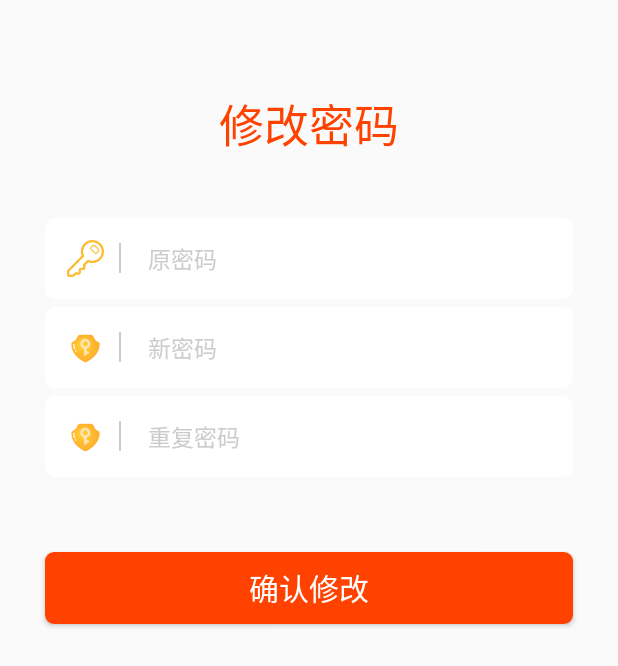
After one commit to SJ-Z/easywu_android, an Android app: the EditPwdActivity screen opened directly, with no data from a screen before it, on a phone screen of 412 x 824 dp. The commit adds this screen. Shown: the top 666 px of the screen. Run offline under Robolectric (Android 15) with nearby library versions, the phone set to English and light mode, and no system bars; libraries missing offline, so code that uses them is left out: org.litepal; Roboto replaces fonts that are not available here; 2 statements that could not run were skipped.

```diff
--- a/app/src/main/AndroidManifest.xml
+++ b/app/src/main/AndroidManifest.xml
@@ -25,7 +25,8 @@
         <activity android:name=".app.FindPwdActivity" />
         <activity android:name=".app.CheckVerifyCodeActivity" />
         <activity android:name=".app.ResetPwdActivity" />
-        <activity android:name=".user.activity.EditUserInfoActivity"></activity>
+        <activity android:name=".user.activity.EditUserInfoActivity" />
+        <activity android:name=".user.activity.EditPwdActivity"></activity>
     </application>
 
 </manifest>
--- /dev/null
+++ b/app/src/main/java/com/cose/easywu/user/activity/EditPwdActivity.java
@@ -0,0 +1,208 @@
+package com.cose.easywu.user.activity;
+
+import android.content.SharedPreferences;
+import android.graphics.Typeface;
+import android.os.Bundle;
+import android.preference.PreferenceManager;
+import android.text.TextUtils;
+import android.view.View;
+import android.widget.Button;
+import android.widget.EditText;
+import android.widget.ImageView;
+import android.widget.ProgressBar;
+import android.widget.TextView;
+import android.widget.Toast;
+
+import com.cose.easywu.R;
+import com.cose.easywu.base.BaseActivity;
+import com.cose.easywu.db.User;
+import com.cose.easywu.gson.msg.BaseMsg;
+import com.cose.easywu.utils.Constant;
+import com.cose.easywu.utils.EditTextClearTools;
+import com.cose.easywu.utils.HttpUtil;
+import com.cose.easywu.utils.Utility;
+import com.google.gson.Gson;
+
+import org.litepal.LitePal;
+
+import java.io.IOException;
+import java.net.URLDecoder;
+import java.util.regex.Matcher;
+import java.util.regex.Pattern;
+
+import okhttp3.Call;
+import okhttp3.Callback;
+import okhttp3.Response;
+
+public class EditPwdActivity extends BaseActivity {
+
+    private EditText mEtOldPwd, mEtNewPwd, mEtNewPwd2;
+    private ImageView mIvClearOldPwd, mIvClearNewPwd, mIvClearNewPwd2;
+    private TextView mTvTitle;
+    private Button mBtnCommit;
+    private ProgressBar mPb;
+
+    private String email;
+    private SharedPreferences.Editor editor;
+    private String newpwd;
+
+    @Override
+    protected void onCreate(Bundle savedInstanceState) {
+        super.onCreate(savedInstanceState);
+        setContentView(R.layout.activity_edit_pwd);
+
+        initView();
+        initData();
+        setListener();
+    }
+
+    private void initData() {
+        // 设置输入框的清除监听
+        EditTextClearTools.addClearListener(mEtOldPwd, mIvClearOldPwd);
+        EditTextClearTools.addClearListener(mEtNewPwd, mIvClearNewPwd);
+        EditTextClearTools.addClearListener(mEtNewPwd2, mIvClearNewPwd2);
+        // 设置title的字体
+        Typeface typeface = Typeface.createFromAsset(getAssets(),"hzgb.ttf");
+        mTvTitle.setTypeface(typeface);
+        // 获取email
+        email = LitePal.findFirst(User.class).getU_email();
+        // 初始化editor
+        editor = PreferenceManager.getDefaultSharedPreferences(this).edit();
+    }
+
+    private void initView() {
+        mEtOldPwd = findViewById(R.id.et_editPwd_oldpwd);
+        mEtNewPwd = findViewById(R.id.et_editPwd_newpwd);
+        mEtNewPwd2 = findViewById(R.id.et_editPwd_newpwd2);
+        mIvClearOldPwd = findViewById(R.id.iv_editPwd_oldpwd_clear);
+        mIvClearNewPwd = findViewById(R.id.iv_editPwd_newpwd_clear);
+        mIvClearNewPwd2 = findViewById(R.id.iv_editPwd_newpwd2_clear);
+        mTvTitle = findViewById(R.id.tv_editPwd_title);
+        mBtnCommit = findViewById(R.id.btn_editPwd_commit);
+        mPb = findViewById(R.id.pb_editPwd);
+    }
+
+    private void setListener() {
+        mBtnCommit.setOnClickListener(new View.OnClickListener() {
+            @Override
+            public void onClick(View v) {
+                editPwd();
+            }
+        });
+    }
+
+    // 修改密码逻辑处理
+    private void editPwd() {
+        String oldpwd = mEtOldPwd.getText().toString();
+        newpwd = mEtNewPwd.getText().toString();
+        String newpwd2 = mEtNewPwd2.getText().toString();
+
+        // 输入校验
+        boolean correct = checkPwd(oldpwd, newpwd, newpwd2);
+        if (!correct) {
+            return;
+        }
+        // 去服务器校验并修改密码
+        mPb.setVisibility(View.VISIBLE);
+        editPwdOnServer();
+    }
+
+    // 去服务器校验并修改密码
+    private void editPwdOnServer() {
+        com.cose.easywu.gson.User user = new com.cose.easywu.gson.User();
+        user.setU_email(LitePal.findFirst(User.class).getU_email());
+        user.setU_pwd(mEtNewPwd.getText().toString());
+        user.setU_oldpwd(mEtOldPwd.getText().toString());
+
+        String json = new Gson().toJson(user);
+        String address = Constant.EDITPWD_URL;
+
+        HttpUtil.sendPostRequest(address, json, new Callback() {
+            @Override
+            public void onFailure(Call call, IOException e) {
+                runOnUiThread(new Runnable() {
+                    @Override
+                    public void run() {
+                        mPb.setVisibility(View.GONE);
+                        Toast.makeText(EditPwdActivity.this, "修改失败",
+                                Toast.LENGTH_SHORT).show();
+                    }
+                });
+            }
+
+            @Override
+            public void onResponse(Call call, Response response) throws IOException {
+                if (null == response.body()) {
+                    return;
+                }
+
+                String responseText = URLDecoder.decode(response.body().string(), "utf-8");
+                final BaseMsg msg = Utility.handleBaseMsgResponse(responseText);
+                if (null == msg) {
+                    return;
+                }
+                if (msg.getCode().equals("0")) { // 修改密码失败
+                    runOnUiThread(new Runnable() {
+                        @Override
+                        public void run() {
+                            mPb.setVisibility(View.GONE);
+                            Toast.makeText(EditPwdActivity.this, msg.getMsg(),
+                                    Toast.LENGTH_SHORT).show();
+                        }
+                    });
+                } else if (msg.getCode().equals("1")) { // 修改密码成功
+                    // 页面更新
+                    runOnUiThread(new Runnable() {
+                        @Override
+                        public void run() {
+                            mPb.setVisibility(View.GONE);
+                            editor.putString("pwd", newpwd);
+                            editor.apply();
+                            Toast.makeText(EditPwdActivity.this, "修改密码成功", Toast.LENGTH_SHORT).show();
+                        }
+                    });
+                }
+            }
+        });
+    }
+
+    // 对密码做输入校验
+    private boolean checkPwd(String oldpwd, String newpwd, String newpwd2) {
+        if (TextUtils.isEmpty(oldpwd) || TextUtils.isEmpty(newpwd) || TextUtils.isEmpty(newpwd2)) {
+            Toast.makeText(this, "输入不能为空", Toast.LENGTH_SHORT).show();
+            return false;
+        }
+        if (!newpwd.equals(newpwd2)) {
+            Toast.makeText(this, "两次密码输入不一致", Toast.LENGTH_SHORT).show();
+            return false;
+        }
+
+        // 验证密码格式
+        // 验证原密码
+        Pattern pattern = Pattern.compile("^[a-zA-Z]+\\w*");
+        Matcher matcher = pattern.matcher(oldpwd);
+        if (!matcher.matches()) {
+            Toast.makeText(this, "原密码错误", Toast.LENGTH_SHORT).show();
+            return false;
+        }
+        // 验证密码长度
+        if (oldpwd.length() < 6 || oldpwd.length() > 15) {
+            Toast.makeText(this, "原密码错误", Toast.LENGTH_SHORT).show();
+            return false;
+        }
+
+        // 验证新密码
+        matcher = pattern.matcher(newpwd);
+        if (!matcher.matches()) {
+            Toast.makeText(this, "密码必须以字母开头，且只能包含数字、字母、下划线", Toast.LENGTH_SHORT).show();
+            return false;
+        }
+        // 验证密码长度
+        if (newpwd.length() < 6 || newpwd.length() > 15) {
+            Toast.makeText(this, "密码长度必须为6~15", Toast.LENGTH_SHORT).show();
+            return false;
+        }
+
+        return true;
+    }
+}
--- /dev/null
+++ b/app/src/main/res/layout/activity_edit_pwd.xml
@@ -0,0 +1,199 @@
+<?xml version="1.0" encoding="utf-8"?>
+<RelativeLayout xmlns:android="http://schemas.android.com/apk/res/android"
+    android:layout_width="match_parent"
+    android:layout_height="match_parent"
+    android:orientation="vertical">
+
+    <LinearLayout
+        android:layout_width="match_parent"
+        android:layout_height="match_parent"
+        android:orientation="vertical">
+
+        <TextView
+            android:id="@+id/tv_editPwd_title"
+            android:layout_width="wrap_content"
+            android:layout_height="wrap_content"
+            android:text="修改密码"
+            android:textSize="30sp"
+            android:textColor="@color/colorLoginButton"
+            android:layout_gravity="center"
+            android:layout_marginTop="60dp"/>
+
+        <LinearLayout
+            android:layout_width="match_parent"
+            android:layout_height="wrap_content"
+            android:orientation="horizontal"
+            android:background="@drawable/rectangle_edittext"
+            android:layout_marginTop="40dp"
+            android:layout_marginLeft="30dp"
+            android:layout_marginRight="30dp">
+
+            <ImageView
+                android:layout_width="wrap_content"
+                android:layout_height="wrap_content"
+                android:layout_gravity="center"
+                android:paddingBottom="10dp"
+                android:paddingLeft="10dp"
+                android:paddingTop="10dp"
+                android:src="@drawable/ic_key" />
+            <View
+                android:layout_width="1dp"
+                android:layout_height="20dp"
+                android:layout_gravity="center"
+                android:layout_marginLeft="10dp"
+                android:background="@color/colorCursor" />
+            <EditText
+                android:id="@+id/et_editPwd_oldpwd"
+                android:layout_width="0dp"
+                android:layout_height="30dp"
+                android:layout_weight="1"
+                android:layout_gravity="center"
+                android:layout_marginLeft="10dp"
+                android:background="@null"
+                android:maxLines="1"
+                android:ellipsize="end"
+                android:hint="  原密码"
+                android:textColorHint="@color/colorCursor"
+                android:textCursorDrawable="@drawable/color_cursor"
+                android:textSize="15sp"/>
+
+            <ImageView
+                android:id="@+id/iv_editPwd_oldpwd_clear"
+                android:layout_width="wrap_content"
+                android:layout_height="wrap_content"
+                android:layout_gravity="center"
+                android:layout_marginRight="20dp"
+                android:layout_marginLeft="20dp"
+                android:src="@drawable/ic_delete"
+                android:visibility="invisible" />
+
+        </LinearLayout>
+
+        <LinearLayout
+            android:layout_width="match_parent"
+            android:layout_height="wrap_content"
+            android:orientation="horizontal"
+            android:background="@drawable/rectangle_edittext"
+            android:layout_marginTop="5dp"
+            android:layout_marginLeft="30dp"
+            android:layout_marginRight="30dp">
+
+            <ImageView
+                android:layout_width="wrap_content"
+                android:layout_height="wrap_content"
+                android:layout_gravity="center"
+                android:paddingBottom="10dp"
+                android:paddingLeft="10dp"
+                android:paddingTop="10dp"
+                android:src="@drawable/ic_pwd" />
+
+            <View
+                android:layout_width="1dp"
+                android:layout_height="20dp"
+                android:layout_gravity="center"
+                android:layout_marginLeft="10dp"
+                android:background="@color/colorCursor" />
+
+            <EditText
+                android:id="@+id/et_editPwd_newpwd"
+                android:layout_width="0dp"
+                android:layout_height="30dp"
+                android:layout_weight="1"
+                android:layout_gravity="center"
+                android:layout_marginLeft="10dp"
+                android:background="@null"
+                android:maxLines="1"
+                android:ellipsize="end"
+                android:hint="  新密码"
+                android:textColorHint="@color/colorCursor"
+                android:textCursorDrawable="@drawable/color_cursor"
+                android:textSize="15sp"
+                android:inputType="textPassword"/>
+
+            <ImageView
+                android:id="@+id/iv_editPwd_newpwd_clear"
+                android:layout_width="wrap_content"
+                android:layout_height="wrap_content"
+                android:layout_gravity="center"
+                android:layout_marginRight="20dp"
+                android:layout_marginLeft="20dp"
+                android:src="@drawable/ic_delete"
+                android:visibility="invisible" />
+
+        </LinearLayout>
+
+        <LinearLayout
+            android:layout_width="match_parent"
+            android:layout_height="wrap_content"
+            android:orientation="horizontal"
+            android:background="@drawable/rectangle_edittext"
+            android:layout_marginTop="5dp"
+            android:layout_marginLeft="30dp"
+            android:layout_marginRight="30dp">
+
+            <ImageView
+                android:layout_width="wrap_content"
+                android:layout_height="wrap_content"
+                android:layout_gravity="center"
+                android:paddingBottom="10dp"
+                android:paddingLeft="10dp"
+                android:paddingTop="10dp"
+                android:src="@drawable/ic_pwd" />
+
+            <View
+                android:layout_width="1dp"
+                android:layout_height="20dp"
+                android:layout_gravity="center"
+                android:layout_marginLeft="10dp"
+                android:background="@color/colorCursor" />
+
+            <EditText
+                android:id="@+id/et_editPwd_newpwd2"
+                android:layout_width="0dp"
+                android:layout_height="30dp"
+                android:layout_weight="1"
+                android:layout_gravity="center"
+                android:layout_marginLeft="10dp"
+                android:background="@null"
+                android:maxLines="1"
+                android:ellipsize="end"
+                android:hint="  重复密码"
+                android:textColorHint="@color/colorCursor"
+                android:textCursorDrawable="@drawable/color_cursor"
+                android:textSize="15sp"
+                android:inputType="textPassword"/>
+
+            <ImageView
+                android:id="@+id/iv_editPwd_newpwd2_clear"
+                android:layout_width="wrap_content"
+                android:layout_height="wrap_content"
+                android:layout_gravity="center"
+                android:layout_marginRight="20dp"
+                android:layout_marginLeft="20dp"
+                android:src="@drawable/ic_delete"
+                android:visibility="invisible" />
+
+        </LinearLayout>
+
+        <Button
+            android:id="@+id/btn_editPwd_commit"
+            android:layout_width="match_parent"
+            android:layout_height="wrap_content"
+            android:layout_marginLeft="30dp"
+            android:layout_marginRight="30dp"
+            android:layout_marginTop="50dp"
+            android:text="确认修改"
+            android:textSize="20sp"
+            android:textColor="@android:color/white"
+            android:background="@drawable/login_btn"/>
+
+    </LinearLayout>
+
+    <ProgressBar
+        android:id="@+id/pb_editPwd"
+        android:layout_width="wrap_content"
+        android:layout_height="wrap_content"
+        android:layout_centerInParent="true"
+        android:visibility="gone"/>
+
+</RelativeLayout>
--- a/app/src/main/res/layout/activity_edit_user_info.xml
+++ b/app/src/main/res/layout/activity_edit_user_info.xml
@@ -91,7 +91,6 @@
         android:background="@color/colorCut"/>
 
     <LinearLayout
-        android:id="@+id/ll_userinfo_email"
         android:layout_width="match_parent"
         android:layout_height="wrap_content"
         android:gravity="center_vertical"
--- a/app/src/main/res/values/colors.xml
+++ b/app/src/main/res/values/colors.xml
@@ -5,7 +5,7 @@
     <!--<color name="colorAccent">#D81B60</color>-->
     <color name="colorPrimary">#FF4200</color>
     <color name="colorPrimaryDark">#FF4200</color>
-    <color name="colorAccent">#cccccc</color>
+    <color name="colorAccent">#FF4200</color>
 
     <color name="colorLogin">#FF8C00</color>
     <color name="colorLoginButton">#FF4200</color>
```
Also changed, not shown: app/src/main/java/com/cose/easywu/db/User.java (+12 -0 lines), app/src/main/java/com/cose/easywu/gson/User.java (+10 -0 lines), app/src/main/java/com/cose/easywu/user/activity/EditUserInfoActivity.java (+105 -1 lines), app/src/main/java/com/cose/easywu/user/fragment/UserFragment.java (+15 -0 lines), app/src/main/java/com/cose/easywu/utils/Constant.java (+8 -6 lines), app/src/main/res/drawable-xxhdpi/ic_key.png (added).
